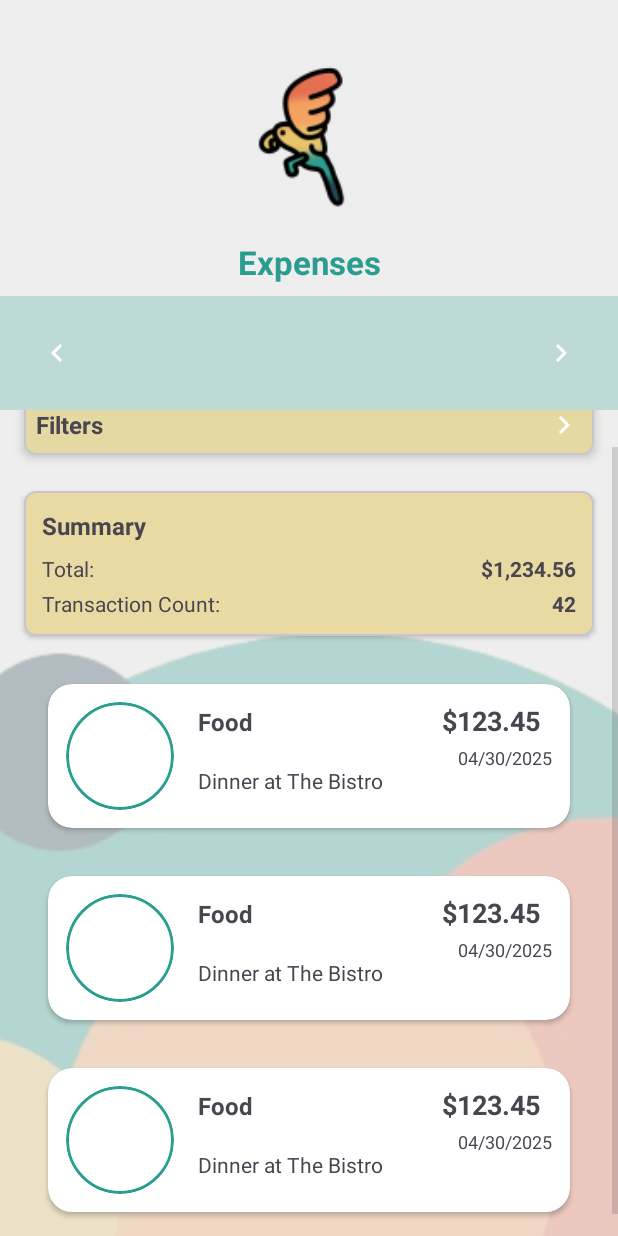
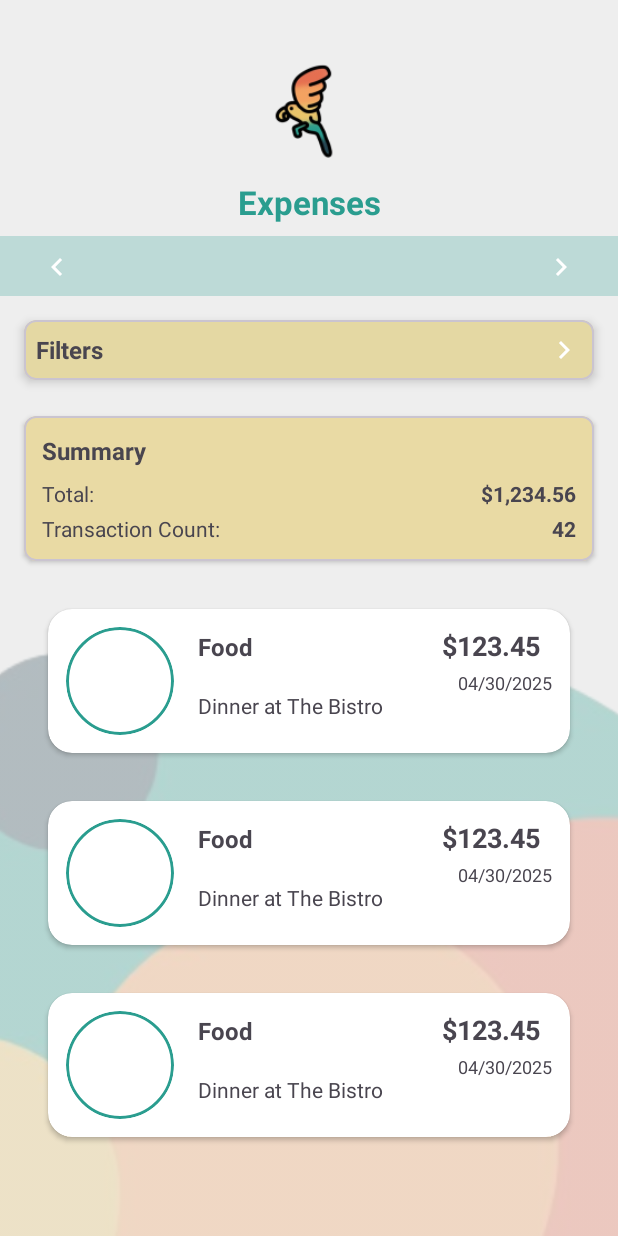
Before and after one commit to Ryan-Millard/Budgie-Budget-Tracker, an Android app: the layout activity_expense.xml on its own in the app's theme, with its tools: preview values and no code run, on a phone screen of 412 x 824 dp. Run offline under Robolectric (Android 15) with nearby library versions, the phone set to English and light mode, and no system bars.

Commit message:
(Expense page): Decreased the size of the logo and made the Month scroller take less space

```diff
--- a/app/src/main/res/layout/activity_expense.xml
+++ b/app/src/main/res/layout/activity_expense.xml
@@ -24,8 +24,8 @@
 	<!-- Logo -->
 	<ImageView
 		android:id="@+id/logoImageView"
-		android:layout_width="120dp"
-		android:layout_height="120dp"
+		android:layout_width="80dp"
+		android:layout_height="80dp"
 		android:layout_marginTop="40dp"
 		android:contentDescription="App Logo"
 		android:src="@mipmap/ic_logo"
@@ -50,7 +50,7 @@
 	<com.example.budgiebudgettracking.components.NavigationSelector
 		android:id="@+id/month_selector"
 		android:layout_width="match_parent"
-		android:layout_height="wrap_content"
+		android:layout_height="40dp"
 		android:layout_marginTop="8dp"
 		app:leftButtonIcon="@drawable/ic_arrow_left"
 		app:rightButtonIcon="@drawable/ic_arrow_right"
```
